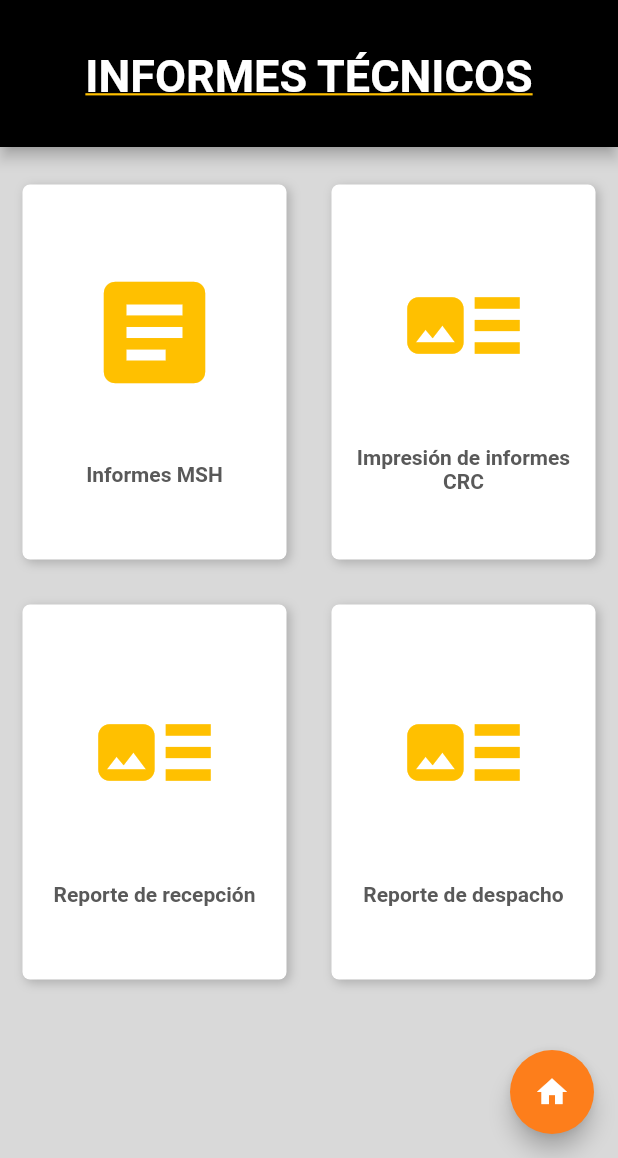
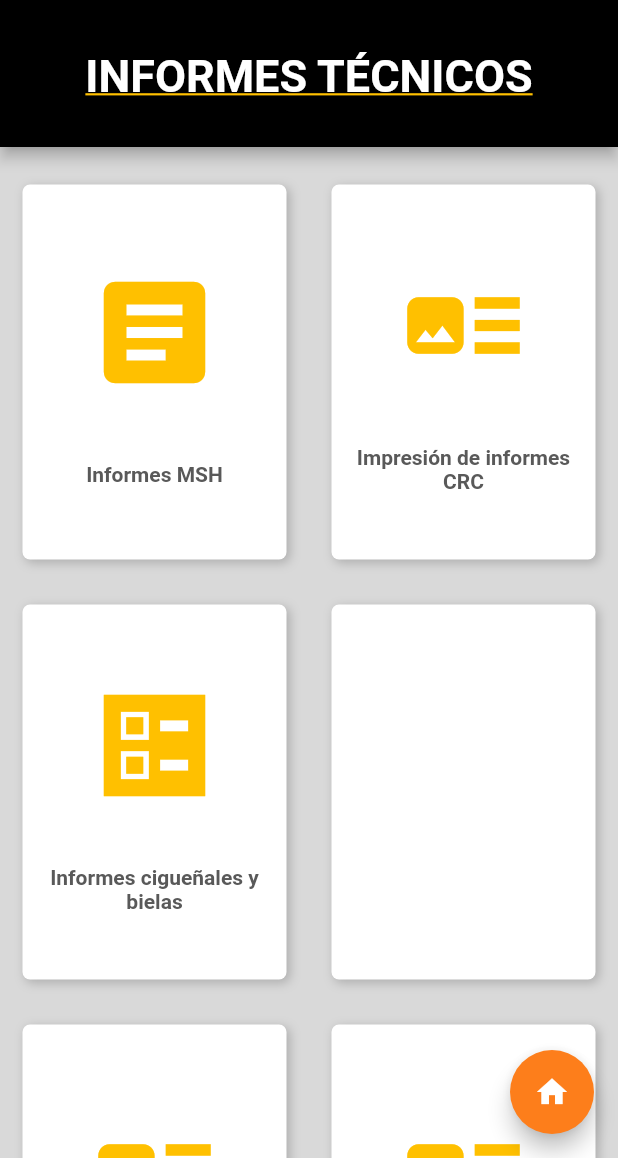
Before and after one commit to jortapie/quipu_ST, a Flutter app: the InformesMobile screen opened directly, on a phone screen of 412 x 824 dp, the part 78-1236 px from its top. Run offline on Flutter 3.47's test engine with Material 2 defaults, Android fonts, the phone set to English and light mode, and no system bars; our stand-ins replace responsive_builder; Roboto replaces fonts that are missing (RobotoMono).

Commit message:
Agrega informe de cigueñales y bielas

```diff
--- a/lib/src/informestecnicos/informes_desktop.dart
+++ b/lib/src/informestecnicos/informes_desktop.dart
@@ -1,5 +1,6 @@
 import 'package:flutter/material.dart';
 
+import 'package:st_quipu_v2/src/Utilities/boton_nulo.dart';
 import 'package:st_quipu_v2/src/Utilities/boton_secundario.dart';
 import 'package:st_quipu_v2/src/Utilities/header/header_desktop.dart';
 import 'package:st_quipu_v2/src/Utilities/home_button.dart';
@@ -40,6 +41,8 @@ class InformesDesktop extends StatelessWidget {
             'https://app.awesome-table.com/-Ma_NpYm5vfvT4lC7bKx/view'),
             crearBotonSecundario(Icons.folder_shared  , 'Ingreso de informes MSH',
             'https://docs.google.com/forms/d/e/1FAIpQLSe0lXyCaR-d_25ob8yTtziHWkZ7e6OkdWLAErf6YBL6rOzcEg/viewform'),
+            crearBotonSecundario(Icons.ballot_sharp, 'Informes cigueñales y bielas',
+            'https://datastudio.google.com/u/0/reporting/4bfd4053-ad81-4b9d-a871-5649608ad129/page/9SnJC'),
           ],
         ),
         TableRow(
@@ -48,6 +51,7 @@ class InformesDesktop extends StatelessWidget {
             'https://ferreyros-mvp.web.app/main/init-eval-reports'),
             crearBotonSecundario(Icons.art_track, 'Reporte de despacho',
             'https://ferreyros-mvp.web.app/main/init-eval-reports'),
+            crearBotonNulo(),
           ],
         ),
       ]
--- a/lib/src/informestecnicos/informes_mobile.dart
+++ b/lib/src/informestecnicos/informes_mobile.dart
@@ -1,4 +1,5 @@
 import 'package:flutter/material.dart';
+import 'package:st_quipu_v2/src/Utilities/boton_nulo.dart';
 
 import 'package:st_quipu_v2/src/Utilities/boton_secundario.dart';
 import 'package:st_quipu_v2/src/Utilities/header/header_mobile.dart';
@@ -44,6 +45,13 @@ class InformesMobile extends StatelessWidget {
         ),
         TableRow(
           children: [
+            crearBotonSecundario(Icons.ballot_sharp, 'Informes cigueñales y bielas',
+            'https://datastudio.google.com/u/0/reporting/4bfd4053-ad81-4b9d-a871-5649608ad129/page/9SnJC'),
+            crearBotonNulo(),
+          ],
+        ),
+        TableRow(
+          children: [
             crearBotonSecundario(Icons.art_track, 'Reporte de recepción',
             'https://ferreyros-mvp.web.app/main/init-eval-reports'),
             crearBotonSecundario(Icons.art_track, 'Reporte de despacho',
```
